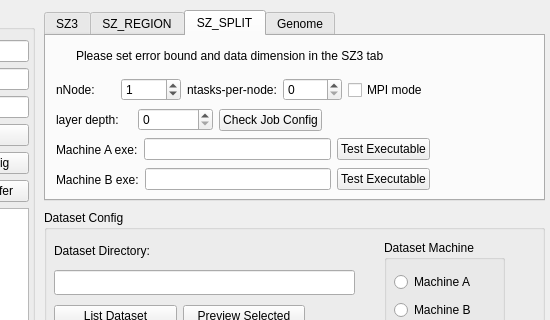
Above: globazip.ui from legendPerceptor/Ocelot before the change; both pictures show x 426 to 976 and y 0 to 320 of the 976 by 742 pixel window. Below: the same form after it.
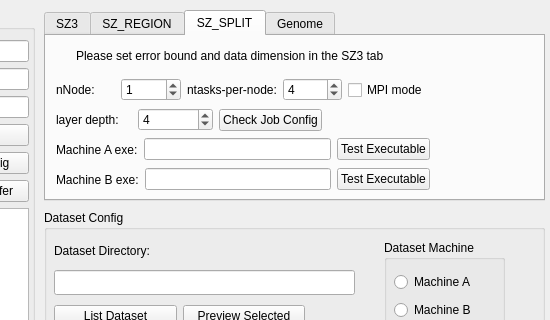
That is the form after the change. The open tabs and pages were chosen to show the change.

What changed in the file:
```diff
--- a/globazip.ui
+++ b/globazip.ui
@@ -396,7 +396,11 @@
        </widget>
       </item>
       <item>
-       <widget class="QSpinBox" name="szSplitnTaskSpinBox"/>
+       <widget class="QSpinBox" name="szSplitnTaskSpinBox">
+        <property name="value">
+         <number>4</number>
+        </property>
+       </widget>
       </item>
       <item>
        <widget class="QCheckBox" name="szSplitmpiModecheckBox">
@@ -425,7 +429,11 @@
        </widget>
       </item>
       <item>
-       <widget class="QSpinBox" name="szSplitLayerDepthSpinBox"/>
+       <widget class="QSpinBox" name="szSplitLayerDepthSpinBox">
+        <property name="value">
+         <number>4</number>
+        </property>
+       </widget>
       </item>
       <item>
        <widget class="QPushButton" name="checkSZsplitJobConfigButton">
```
Left out of the diff: 2 changed lines with no effect on the pictures.
